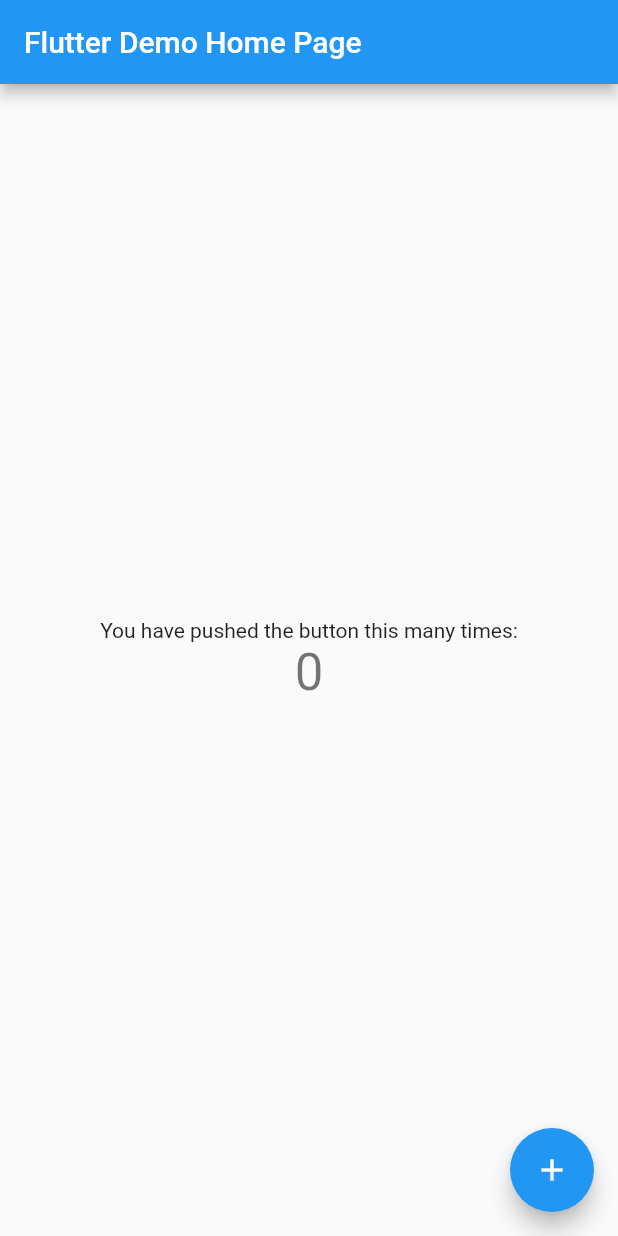
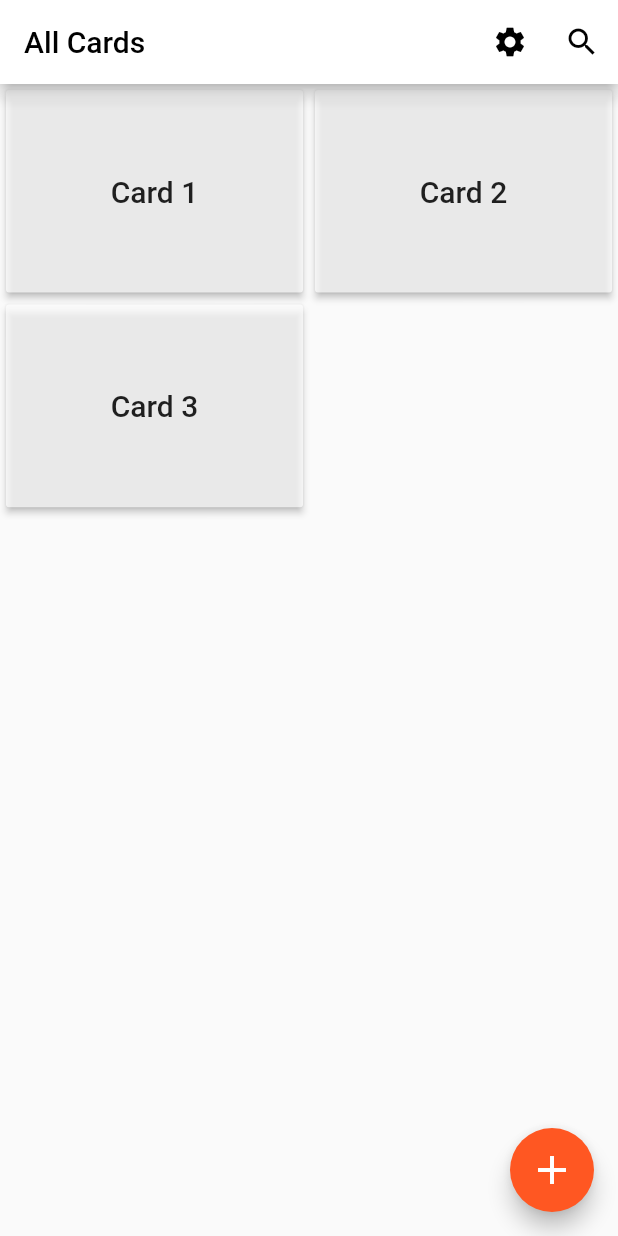
Before and after one commit to Jointlab-ANZ-UESTC/membership-card, a Flutter app: the screen it shows after launch, on a phone screen of 412 x 824 dp. Run offline on Flutter 3.47's test engine with Material 2 defaults, Android fonts, the phone set to English and light mode, and no system bars.

Commit message:
Setting up all the routes, Setting up all the Todo instructions

```diff
--- a/lib/main.dart
+++ /dev/null
@@ -1,29 +0,0 @@
-/**
- * @auther list[Form:AutherName Date]:
- * FROM>>
- * 黄明源 10.25
- *
- *              <<TO HERE
- *
- * @recent change list[Form:AutherName  Changed content]:
- * FROM>>
- * 黄明源 对代码规范的注释
- *
- *              <<TO HERE
- */
-import 'package:flutter/material.dart';
-import 'package:anz_flutter_app_1_2/ui/app.dart';
-
-/*
-* 请在每次提交前，在自己修改的文件顶部加上自己的署名与日期
-* app用来放<app>的页面基本布局
-* card_list用来放<app body>，即app主页上的card显示内容
-* 其他部分内容请自己创建文件存放，最好通过app.card调用，或者通过app.card调用的路由调用
-* 调用他人路由，有任何问题，请咨询本人
-* */
-
-void main() => runApp(MaterialApp(
-  debugShowCheckedModeBanner: false,
-  theme: ThemeData.light(),
-  home: App(),
-));
--- /dev/null
+++ b/membership_card/lib/all_cards.dart
@@ -0,0 +1,102 @@
+import 'package:flutter/cupertino.dart';
+import 'package:flutter/material.dart';
+
+/// This is the All_Cards Page which is the center of the App
+/// It shows all the cards users created and users can also add cards
+/// in this page. Moreover, users can get into the setting page which
+/// users can set all the settings including username and passwords.
+/// When users click one card, it will go into the Card Info Page which
+/// contains all the card information
+class AllCards extends StatefulWidget {
+
+  @override
+  State<StatefulWidget> createState() {
+    // TODO: implement createState
+    return AllCardsState();
+  }
+}
+
+/// This is the state related to the All_Cards Widget
+/// It is the main state of the All_Cards
+class AllCardsState extends State<AllCards> {
+
+  @override
+  Widget build(BuildContext context) {
+    return Scaffold(
+      floatingActionButton: FloatingActionButton(
+        onPressed: () {
+          //Todo: Should go into the Add Card Page
+          Navigator.of(context).pushNamed("/add");
+        },
+        backgroundColor: Colors.deepOrange,
+        child: Icon(
+          Icons.add,
+          size: 32.0,
+        ),
+      ),
+
+      appBar: AppBar(
+        title: Text(
+          "All Cards",
+          textAlign: TextAlign.justify,
+          style: TextStyle(
+              color: Colors.black
+          ),
+        ),
+        backgroundColor: Colors.white,
+
+        bottomOpacity: 0,
+        actions: <Widget>[
+          IconButton(
+            onPressed: () {
+              //Todo: Should go into Setting Page
+            },
+            icon: Icon(Icons.settings),
+            color: Colors.black,
+          ),
+          IconButton(
+            icon: Icon(Icons.search),
+            onPressed: () {
+              //Todo: Should go into Search Page
+            },
+            color: Colors.black,
+          )
+        ],
+      ),
+
+      body: GridView.builder(
+        gridDelegate: SliverGridDelegateWithFixedCrossAxisCount(
+          //Todo: It should be set by user
+            crossAxisCount: 2,
+
+            childAspectRatio: 1.44
+        ),
+
+        // it is defined by how many cards one user created
+        itemCount: 3,
+
+        itemBuilder: (BuildContext context, int index) {
+          return Padding(
+            padding: const EdgeInsets.all(4.0),
+            child: GridTile(
+                child: MaterialButton(
+                  color: Colors.white70,
+                  onPressed: (){
+                    //Todo: Should go into the Card Info Page
+                    Navigator.of(context).pushNamed("/cardinfo");
+                  },
+                  child: Text(
+                    "Card " + (index + 1).toString(),
+                    style: TextStyle(
+                        fontSize: 20.0
+                    ),
+                    textAlign: TextAlign.center,
+                  ),
+                )
+            ),
+          );
+        },
+      ),
+    );
+  }
+}
--- a/membership_card/lib/main.dart
+++ b/membership_card/lib/main.dart
@@ -1,111 +1,21 @@
 import 'package:flutter/material.dart';
+import 'package:membership_card/all_cards.dart';
 
-void main() => runApp(MyApp());
+import 'add_cards.dart';
+import 'card_info.dart';
 
-class MyApp extends StatelessWidget {
-  // This widget is the root of your application.
+void main() => runApp(GoWallet());
+
+class GoWallet extends StatelessWidget {
   @override
   Widget build(BuildContext context) {
     return MaterialApp(
-      title: 'Flutter Demo',
-      theme: ThemeData(
-        // This is the theme of your application.
-        //
-        // Try running your application with "flutter run". You'll see the
-        // application has a blue toolbar. Then, without quitting the app, try
-        // changing the primarySwatch below to Colors.green and then invoke
-        // "hot reload" (press "r" in the console where you ran "flutter run",
-        // or simply save your changes to "hot reload" in a Flutter IDE).
-        // Notice that the counter didn't reset back to zero; the application
-        // is not restarted.
-        primarySwatch: Colors.blue,
-      ),
-      home: MyHomePage(title: 'Flutter Demo Home Page'),
+        title: 'GoWallet App',
+        home: AllCards(),
+        routes: <String, WidgetBuilder>{
+          "/add" : (BuildContext context) => AddCardPage(),
+          "/cardinfo" : (BuildContext context) => CardInfoPage(),
+        },
     );
   }
 }
-
-class MyHomePage extends StatefulWidget {
-  MyHomePage({Key key, this.title}) : super(key: key);
-
-  // This widget is the home page of your application. It is stateful, meaning
-  // that it has a State object (defined below) that contains fields that affect
-  // how it looks.
-
-  // This class is the configuration for the state. It holds the values (in this
-  // case the title) provided by the parent (in this case the App widget) and
-  // used by the build method of the State. Fields in a Widget subclass are
-  // always marked "final".
-
-  final String title;
-
-  @override
-  _MyHomePageState createState() => _MyHomePageState();
-}
-
-class _MyHomePageState extends State<MyHomePage> {
-  int _counter = 0;
-
-  void _incrementCounter() {
-    setState(() {
-      // This call to setState tells the Flutter framework that something has
-      // changed in this State, which causes it to rerun the build method below
-      // so that the display can reflect the updated values. If we changed
-      // _counter without calling setState(), then the build method would not be
-      // called again, and so nothing would appear to happen.
-      _counter++;
-    });
-  }
-
-  @override
-  Widget build(BuildContext context) {
-    // This method is rerun every time setState is called, for instance as done
-    // by the _incrementCounter method above.
-    //
-    // The Flutter framework has been optimized to make rerunning build methods
-    // fast, so that you can just rebuild anything that needs updating rather
-    // than having to individually change instances of widgets.
-    return Scaffold(
-      appBar: AppBar(
-        // Here we take the value from the MyHomePage object that was created by
-        // the App.build method, and use it to set our appbar title.
-        title: Text(widget.title),
-      ),
-      body: Center(
-        // Center is a layout widget. It takes a single child and positions it
-        // in the middle of the parent.
-        child: Column(
-          // Column is also a layout widget. It takes a list of children and
-          // arranges them vertically. By default, it sizes itself to fit its
-          // children horizontally, and tries to be as tall as its parent.
-          //
-          // Invoke "debug painting" (press "p" in the console, choose the
-          // "Toggle Debug Paint" action from the Flutter Inspector in Android
-          // Studio, or the "Toggle Debug Paint" command in Visual Studio Code)
-          // to see the wireframe for each widget.
-          //
-          // Column has various properties to control how it sizes itself and
-          // how it positions its children. Here we use mainAxisAlignment to
-          // center the children vertically; the main axis here is the vertical
-          // axis because Columns are vertical (the cross axis would be
-          // horizontal).
-          mainAxisAlignment: MainAxisAlignment.center,
-          children: <Widget>[
-            Text(
-              'You have pushed the button this many times:',
-            ),
-            Text(
-              '$_counter',
-              style: Theme.of(context).textTheme.display1,
-            ),
-          ],
-        ),
-      ),
-      floatingActionButton: FloatingActionButton(
-        onPressed: _incrementCounter,
-        tooltip: 'Increment',
-        child: Icon(Icons.add),
-      ), // This trailing comma makes auto-formatting nicer for build methods.
-    );
-  }
-}
--- /dev/null
+++ b/membership_card/lib/model/card.dart
@@ -0,0 +1,4 @@
+/// This is the class defining all the card info
+class CardInfo {
+  //Todo: finishing all the card info here
+}
```
Also changed, not shown: lib/ui/app.dart (deleted, +0 -49 lines), lib/ui/widgets/card_list.dart (deleted, +0 -12 lines), membership_card/lib/add_cards.dart (added, +34 -0 lines), membership_card/lib/card_info.dart (added, +34 -0 lines), membership_card/pubspec.yaml (+4 -3 lines), membership_card/images/first_image.jpg (added), membership_card/pubspec.lock, 3 other files.
